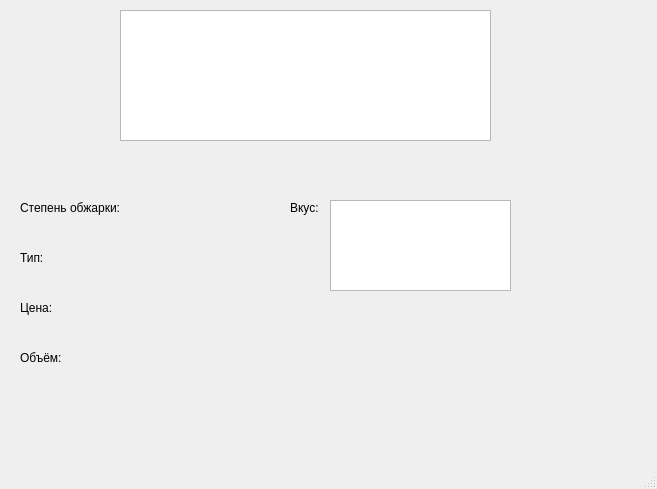
Before: the Qt Designer form main.ui in lSCARLXRDl/qazx, drawn with Qt 5.
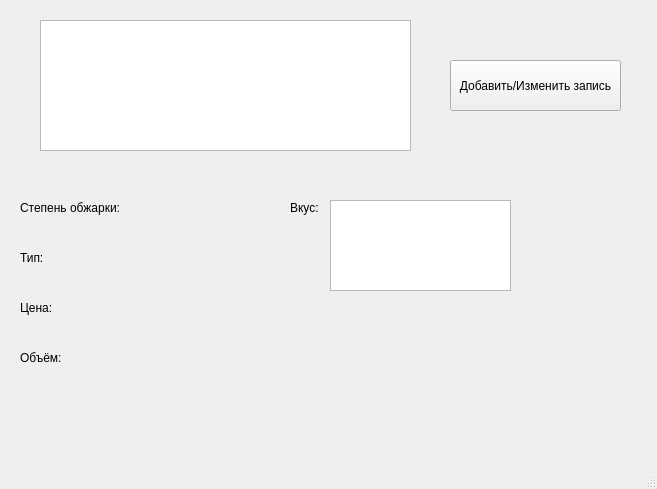
After: the same form once the commit is applied.

```diff
--- a/main.ui
+++ b/main.ui
@@ -17,8 +17,8 @@
    <widget class="QListWidget" name="lw">
     <property name="geometry">
      <rect>
-      <x>120</x>
-      <y>10</y>
+      <x>40</x>
+      <y>20</y>
       <width>371</width>
       <height>131</height>
      </rect>
@@ -151,6 +151,19 @@
      <string/>
     </property>
    </widget>
+   <widget class="QPushButton" name="btn2">
+    <property name="geometry">
+     <rect>
+      <x>450</x>
+      <y>60</y>
+      <width>171</width>
+      <height>51</height>
+     </rect>
+    </property>
+    <property name="text">
+     <string>Добавить/Изменить запись</string>
+    </property>
+   </widget>
   </widget>
   <widget class="QMenuBar" name="menubar">
    <property name="geometry">
```
